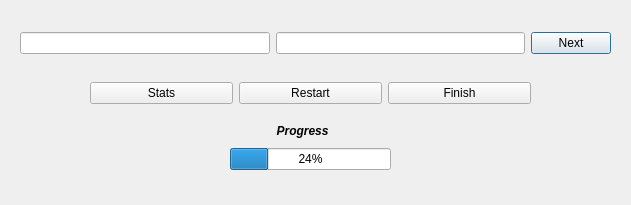
Qt form Learn_Words_App_0_0_1/usersession.ui (Sautenko-Andrey/learn_words_app) before a commit.
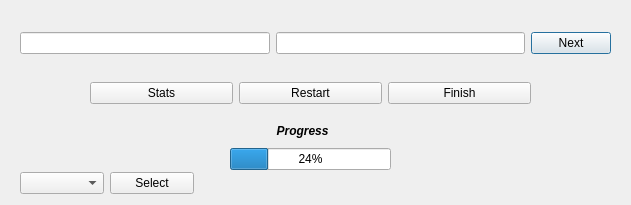
The same form after that commit.

Commit message: added icons and changed user interface. Have to debug usersession with two modes.

What changed in the file:
```diff
--- a/Learn_Words_App_0_0_1/usersession.ui
+++ b/Learn_Words_App_0_0_1/usersession.ui
@@ -124,10 +124,10 @@
   <widget class="QLabel" name="resultLabel">
    <property name="geometry">
     <rect>
-     <x>400</x>
-     <y>135</y>
-     <width>51</width>
-     <height>41</height>
+     <x>430</x>
+     <y>145</y>
+     <width>25</width>
+     <height>25</height>
     </rect>
    </property>
    <property name="font">
@@ -139,6 +139,28 @@
     <string/>
    </property>
   </widget>
+  <widget class="QWidget" name="">
+   <property name="geometry">
+    <rect>
+     <x>20</x>
+     <y>170</y>
+     <width>174</width>
+     <height>27</height>
+    </rect>
+   </property>
+   <layout class="QHBoxLayout" name="horizontalLayout_3">
+    <item>
+     <widget class="QComboBox" name="selectComboBox"/>
+    </item>
+    <item>
+     <widget class="QPushButton" name="selectButton">
+      <property name="text">
+       <string>Select</string>
+      </property>
+     </widget>
+    </item>
+   </layout>
+  </widget>
  </widget>
  <resources/>
  <connections/>
```
The commit also changes 28 other files.
